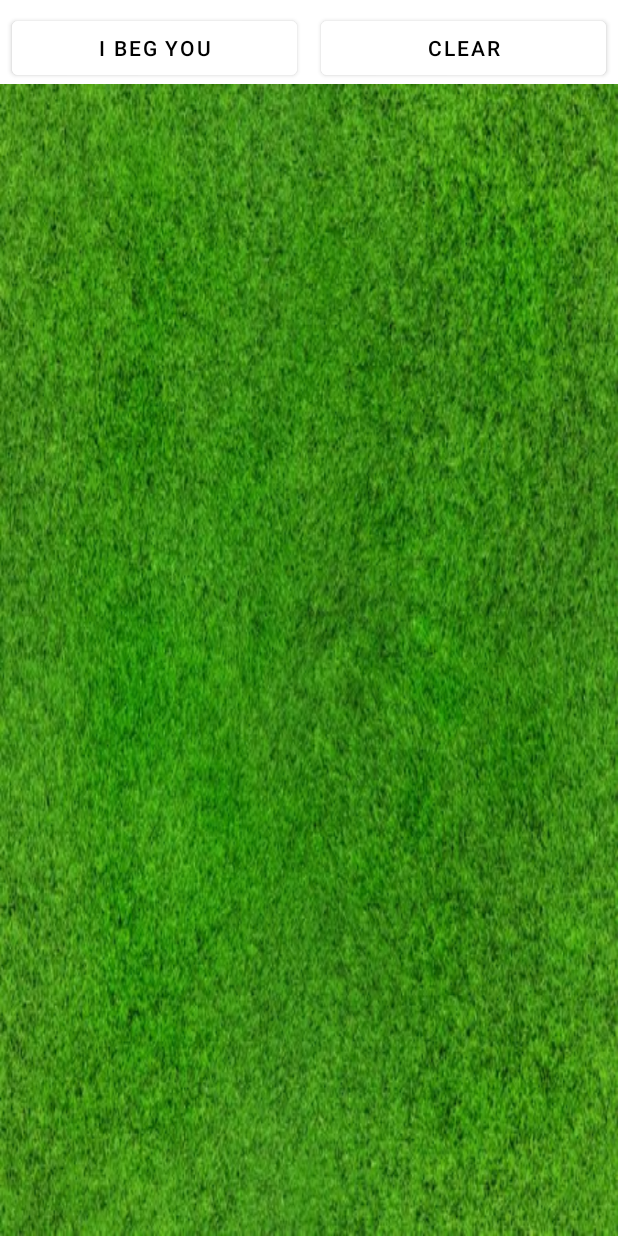
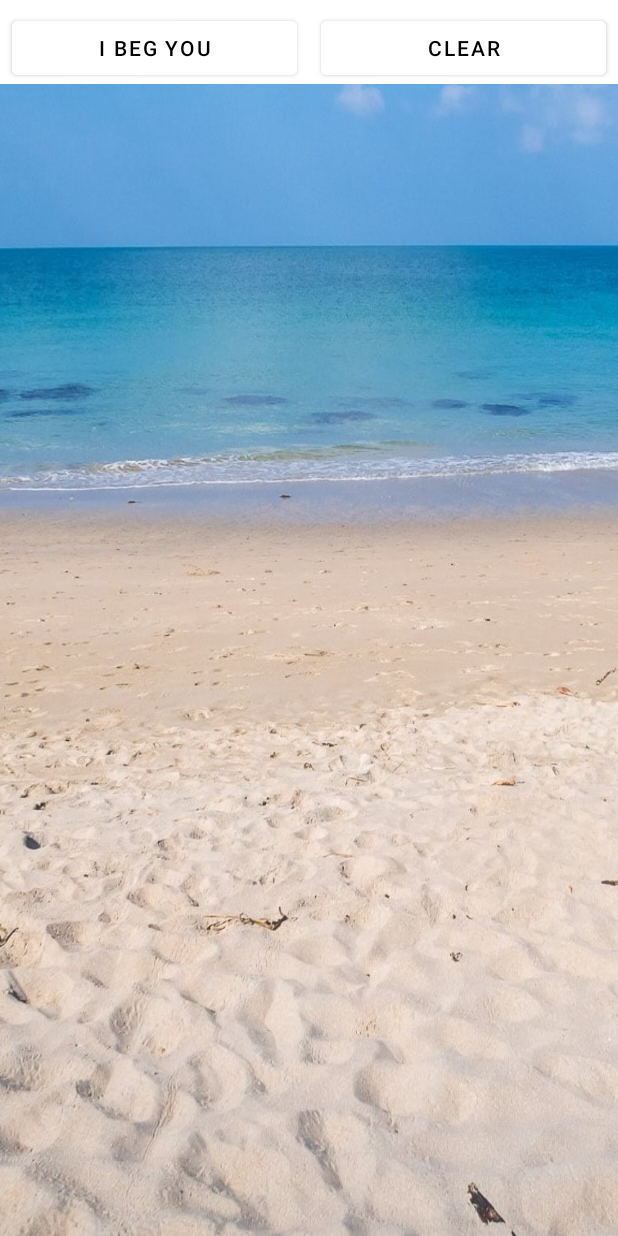
Before and after one commit to Egor-Ruban/Bubble, an Android app: the layout activity_main.xml on its own in the app's theme, with its tools: preview values and no code run, on a phone screen of 412 x 824 dp. Run offline under Robolectric (Android 15) with nearby library versions, the light colour scheme and no system bars.

Commit message:
changed image

```diff
--- a/app/src/main/java/com/example/bubbles/MainActivity.kt
+++ b/app/src/main/java/com/example/bubbles/MainActivity.kt
@@ -70,7 +70,7 @@ class MainActivity : AppCompatActivity() {
 
     private fun initDesigns() {
         backgrounds = arrayOf(ContextCompat.getDrawable(baseContext, R.drawable.normal_background),
-                ContextCompat.getDrawable(baseContext, R.drawable.grass),
+                ContextCompat.getDrawable(baseContext, R.drawable.sand),
                 ContextCompat.getDrawable(baseContext, R.color.black))
         texts = arrayOf(getString(R.string.design_normal),
                 getString(R.string.design_weed),
--- a/app/src/main/res/layout/activity_main.xml
+++ b/app/src/main/res/layout/activity_main.xml
@@ -45,7 +45,7 @@
         android:id="@+id/field"
         android:layout_width="0dp"
         android:layout_height="0dp"
-        android:background="@drawable/grass"
+        android:background="@drawable/sand"
         app:layout_constraintBottom_toBottomOf="parent"
         app:layout_constraintEnd_toEndOf="parent"
         app:layout_constraintStart_toStartOf="parent"
```
Also changed, not shown: app/src/main/res/drawable-v24/grass.jpg (deleted), app/src/main/res/drawable/sand.jpg (added).
